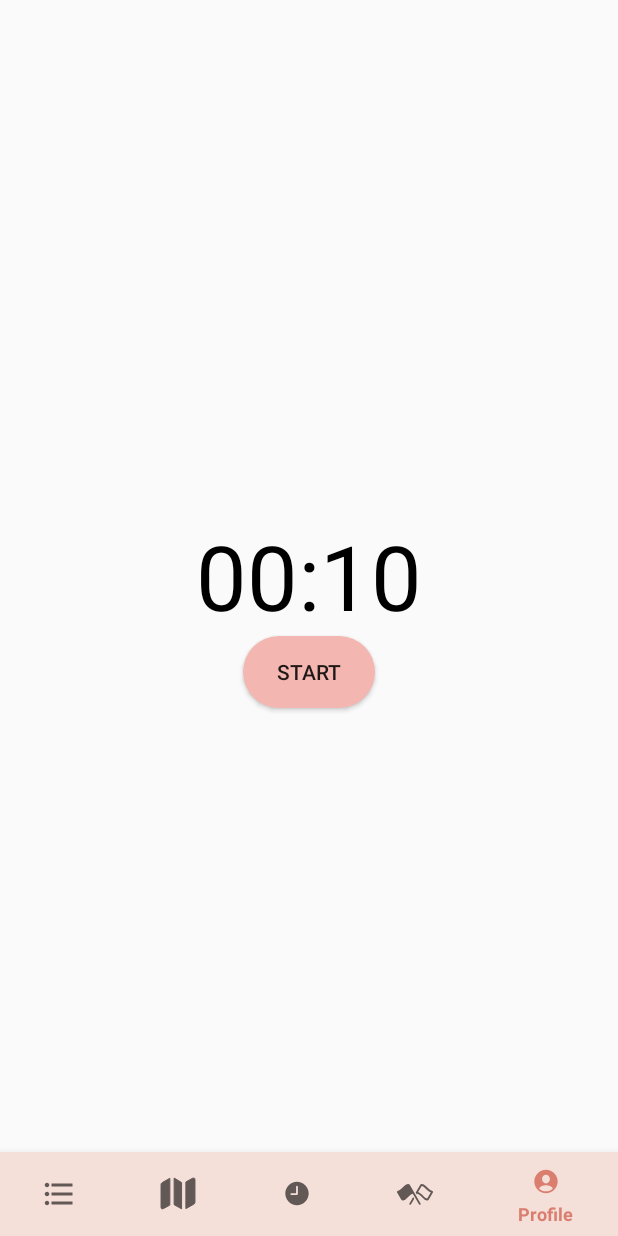
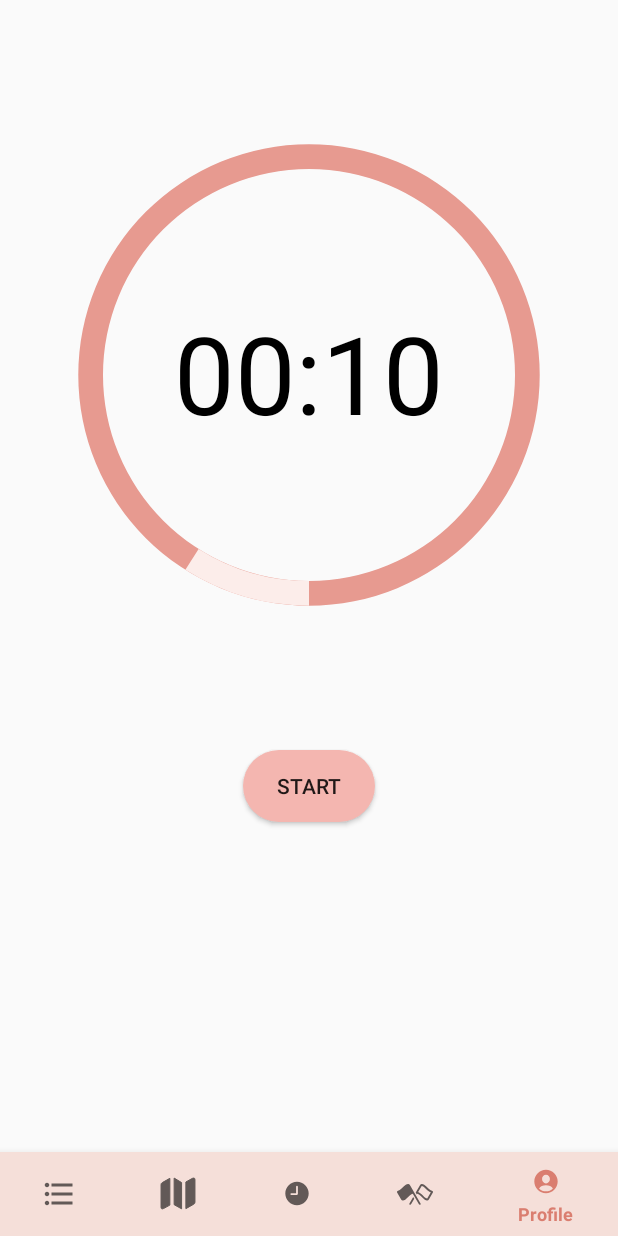
Before and after one commit to mobile-t11-1/noname_app, an Android app: the fragment PomoFrag placed in its activity, on a phone screen of 412 x 824 dp. Run offline under Robolectric (Android 15) with nearby library versions, the phone set to English and light mode, and no system bars; our stand-ins replace Firebase (no records; nobody signed in at launch, a user with empty details on screens opened directly), Picasso; libraries missing offline, so code that uses them is left out: io.grpc; pictures from the network do not load.

Commit message:
Progress clock animation
With bugs in percentage

```diff
--- a/app/src/main/java/com/example/noname/PomoFrag.java
+++ b/app/src/main/java/com/example/noname/PomoFrag.java
@@ -16,6 +16,7 @@ import android.view.ViewGroup;
 import android.view.inputmethod.InputMethodManager;
 import android.widget.Button;
 import android.widget.EditText;
+import android.widget.ProgressBar;
 import android.widget.TextView;
 import android.widget.Toast;
 
@@ -47,6 +48,7 @@ public class PomoFrag extends Fragment {
     private TextView mTextViewRest;
     private Button mButtonStartPause;
     private Button mButtonReset;
+    private ProgressBar clockProgress;
 
     private CountDownTimer mCountDownTimer;
 
@@ -55,7 +57,7 @@ public class PomoFrag extends Fragment {
     //private variables
     private int sessionID = 1; //record the current session: odd is work, even is rest
     private static final long mStartTimeInMillis = 10000; //25*60*1000 25min //set timer
-    private long mTimeLeftInMillis; //remaining time
+    private long mTimeLeftInMillis = 10000; //remaining time
     private long mEndTime;
     private Vibrator vibrator; // vibrate
 
@@ -100,6 +102,7 @@ public class PomoFrag extends Fragment {
         mTextViewRest = view.findViewById(R.id.text_view_rest);
         mButtonStartPause = view.findViewById(R.id.button_start_pause);
         mButtonReset = view.findViewById(R.id.button_reset);
+        clockProgress = view.findViewById(R.id.clock_progress);
 
         //define vibrator
         vibrator = (Vibrator) getActivity().getSystemService(VIBRATOR_SERVICE);
@@ -137,6 +140,7 @@ public class PomoFrag extends Fragment {
             public void onTick(long millisUntilFinished) {
                 mTimeLeftInMillis = millisUntilFinished;
                 updateCountDownText();
+                updateClockProgress();
             }
 
             @Override
@@ -183,12 +187,12 @@ public class PomoFrag extends Fragment {
         updateWatchInterface();
         //resume button
         mButtonStartPause.setText("Resume");
-
     }
 
     private void resetTimer() {
         mTimeLeftInMillis = mStartTimeInMillis;
         updateCountDownText();
+        updateClockProgress();
         updateWatchInterface();
         //reset sessionID
         sessionID = 1;
@@ -210,6 +214,7 @@ public class PomoFrag extends Fragment {
 
         mTextViewCountDown.setText(timeLeftFormatted);
     }
+
 
     private void updateWatchInterface() {
         if (mTimerRunning) {
@@ -233,6 +238,16 @@ public class PomoFrag extends Fragment {
             }
         }
     }
+
+    private void updateClockProgress(){
+        float f = (mTimeLeftInMillis * 1.0f) / mStartTimeInMillis;
+        int percentage = 100 - ((int) (f *100) - 9);
+        System.out.println(percentage);
+
+        clockProgress.setProgress(percentage);
+    }
+
+
 
     //To save the timer if the app closes
     @Override
@@ -265,6 +280,7 @@ public class PomoFrag extends Fragment {
         mTimerRunning = prefs.getBoolean("timerRunning", false);
 
         updateCountDownText();
+        updateClockProgress();
         updateWatchInterface();
 
         if (mTimerRunning) {
@@ -275,6 +291,7 @@ public class PomoFrag extends Fragment {
                 mTimeLeftInMillis = 0;
                 mTimerRunning = false;
                 updateCountDownText();
+                updateClockProgress();
                 updateWatchInterface();
             } else {
                 startTimer();
--- /dev/null
+++ b/app/src/main/res/drawable/circle_clock.xml
@@ -0,0 +1,25 @@
+<?xml version="1.0" encoding="utf-8"?>
+<layer-list xmlns:android="http://schemas.android.com/apk/res/android">
+    <item>
+        <shape
+            android:shape="ring"
+            android:thicknessRatio="25"
+            android:useLevel="false">
+            <solid android:color="@color/primary_5" />
+        </shape>
+    </item>
+
+    <item>
+        <rotate
+            android:fromDegrees="90"
+            android:toDegrees="90">
+            <shape
+                android:shape="ring"
+                android:thicknessRatio="25"
+                android:useLevel="true">
+                <solid android:color="@color/primary_2" />
+            </shape>
+        </rotate>
+    </item>
+
+</layer-list>
--- a/app/src/main/res/layout/fragment_pomo.xml
+++ b/app/src/main/res/layout/fragment_pomo.xml
@@ -10,23 +10,31 @@
         android:id="@+id/text_view_countdown"
         android:layout_width="wrap_content"
         android:layout_height="wrap_content"
-        android:layout_centerInParent="true"
+        android:layout_centerHorizontal="true"
+        android:layout_marginTop="200dp"
         android:text="00:00"
         android:textColor="@color/black"
-        android:textSize="60sp" />
+        android:textSize="72sp" />
+
+    <ProgressBar
+        android:id="@+id/clock_progress"
+        android:layout_width="500dp"
+        android:layout_height="500dp"
+        android:layout_centerHorizontal="true"
+        android:indeterminateOnly="false"
+        android:progressDrawable="@drawable/circle_clock"
+        android:progress="0"/>
 
 
     <TextView
         android:id="@+id/text_view_rest"
         android:layout_width="wrap_content"
         android:layout_height="wrap_content"
-        android:layout_alignParentTop="true"
-        android:layout_alignParentEnd="true"
-        android:layout_marginTop="168dp"
-        android:layout_marginEnd="25dp"
         android:text="Take a break"
+        android:layout_centerHorizontal="true"
+        android:layout_marginTop="210dp"
         android:textColor="@color/black"
-        android:textSize="60sp"
+        android:textSize="48sp"
         android:visibility="invisible"
         tools:visibility="visible" />
 
@@ -34,9 +42,8 @@
         android:id="@+id/button_start_pause"
         android:layout_width="wrap_content"
         android:layout_height="wrap_content"
-        android:layout_below="@+id/text_view_countdown"
         android:layout_centerHorizontal="true"
-        android:layout_marginTop="0dp"
+        android:layout_below="@+id/clock_progress"
         android:background="@drawable/login_btn_style"
         android:text="start" />
 
@@ -44,11 +51,10 @@
         android:id="@+id/button_reset"
         android:layout_width="wrap_content"
         android:layout_height="wrap_content"
-        android:layout_below="@+id/text_view_countdown"
-        android:layout_marginStart="11dp"
-        android:layout_toEndOf="@+id/button_start_pause"
+        android:layout_centerHorizontal="true"
+        android:layout_below="@+id/button_start_pause"
+        android:background="@drawable/login_btn_style"
         android:text="reset"
-        android:background="@drawable/login_btn_style"
         android:visibility="invisible"
         tools:visibility="visible" />
 
```
